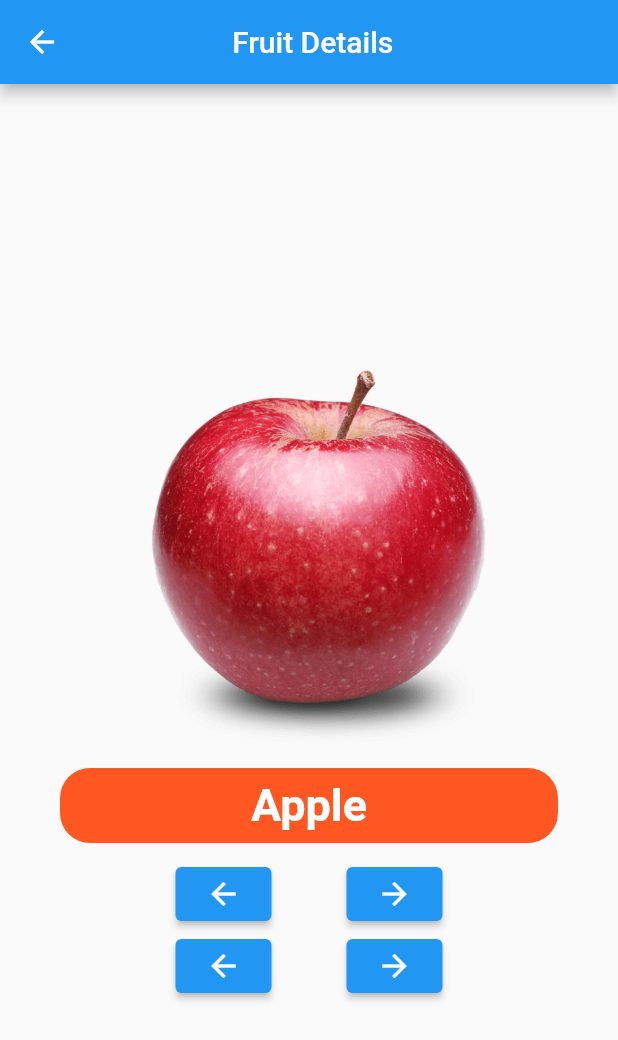
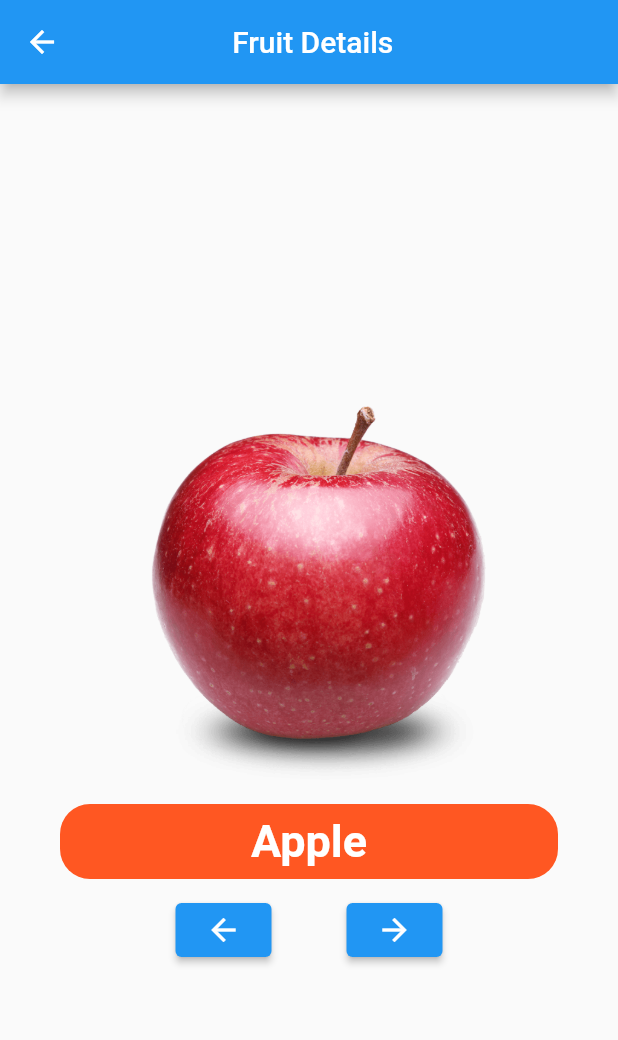
Before and after one commit to NasShihab/educationlight, a Flutter app: the screen it shows after launch, after a tap on "Apple", on a phone screen of 412 x 824 dp. Shown: the top 1040 px of the screen. Run offline on Flutter 3.47's test engine with Material 2 defaults, Android fonts, the phone set to English and light mode, and no system bars; our stand-ins replace google_fonts.

Commit message:
provider forward backward button ok

```diff
--- a/lib/englishAlphabet.dart
+++ b/lib/englishAlphabet.dart
@@ -1,4 +1,5 @@
 import 'dart:math';
+
 import 'package:educationlight/fruitDetails.dart';
 import 'package:educationlight/listItem.dart';
 import 'package:flutter/material.dart';
--- a/lib/fruitDetails.dart
+++ b/lib/fruitDetails.dart
@@ -1,3 +1,4 @@
+import 'package:educationlight/Provider/HomePageProvider.dart';
 import 'package:flutter/material.dart';
 import 'package:educationlight/listItem.dart';
 import 'package:provider/provider.dart';
@@ -11,12 +12,16 @@ class ffruitdetails extends StatelessWidget {
 
   @override
   Widget build(BuildContext context) {
+
     return Scaffold(
       appBar: AppBar(
         title: Text(' Fruit Details'),
         centerTitle: true,
       ),
-      body: SafeArea(
+      body: Consumer<HomePageProvider>(
+        builder: (context, provider, child) {
+
+          return SafeArea(
             child: Column(
               mainAxisAlignment: MainAxisAlignment.center,
               crossAxisAlignment: CrossAxisAlignment.stretch,
@@ -24,7 +29,7 @@ class ffruitdetails extends StatelessWidget {
                 Container(
                   height: 300,
                   width: double.infinity,
-              child: Image.asset(dat[index].image),
+                  child: Image.asset(dat[provider.indexq].image),
                 ),
                 Container(
                   margin: EdgeInsets.only(left: 40, right: 40),
@@ -36,7 +41,7 @@ class ffruitdetails extends StatelessWidget {
                   ),
                   child: Center(
                       child: Text(
-                dat[index].frname,
+                    dat[provider.indexq].frname,
                     style: TextStyle(
                         fontSize: 30,
                         fontWeight: FontWeight.bold,
@@ -46,15 +51,18 @@ class ffruitdetails extends StatelessWidget {
                 SizedBox(
                   height: 10,
                 ),
-            Consumer(builder: (context, provider, child) {
-              return Container(
+                Container(
                   margin: EdgeInsets.only(left: 10, right: 10),
                   child: Row(
                     mainAxisAlignment: MainAxisAlignment.center,
                     children: [
                       // 1st line buttonm
                       ElevatedButton(
+                        //backbutton
                         onPressed: () {
+                          if(provider.indexq != 0){
+                            provider.backWard(provider.indexq);
+                          }
                           // setState((){
                           //   if(widget.index != 0){
                           //     widget.index--;
@@ -68,39 +76,9 @@ class ffruitdetails extends StatelessWidget {
                       // 1st line buttonm
                       ElevatedButton(
                         onPressed: () {
-                        // setState((){
-                        //   if(widget.index != widget.dat.length-1){
-                        //     widget.index++;
-                        //   }
-                        // });
-                      },
-                      child: Icon(Icons.arrow_forward),
-                    ),
-                  ],
-                ),
-              );
-            }),
-            Container(
-              margin: EdgeInsets.only(left: 10, right: 10),
-              child: Row(
-                mainAxisAlignment: MainAxisAlignment.center,
-                children: [
-                  ElevatedButton(
-                    onPressed: () {
-                      // setState((){
-                      //   if(widget.index != 0){
-                      //     widget.index--;
-                      //   }
-                      // },
-                      // );
-                    },
-                    child: Icon(Icons.arrow_back),
-                  ),
-                  SizedBox(
-                    width: 50,
-                  ),
-                  ElevatedButton(
-                    onPressed: () {
+                          if(provider.indexq != dat.length-1){
+                            provider.forWard(provider.indexq);
+                          }
                           // setState((){
                           //   if(widget.index != widget.dat.length-1){
                           //     widget.index++;
@@ -114,6 +92,8 @@ class ffruitdetails extends StatelessWidget {
                 ),
               ],
             ),
+          );
+        },
       ),
     );
   }
--- a/lib/main.dart
+++ b/lib/main.dart
@@ -16,12 +16,10 @@ final style = TextStyle(fontSize: 50);
 
   @override
   Widget build(BuildContext context) {
-    return MaterialApp(
+    return ChangeNotifierProvider(create: (context) => HomePageProvider(),
+    child: MaterialApp(
       debugShowCheckedModeBanner: false,
-      home: ChangeNotifierProvider(
-        create: (context) => HomePageProvider(),
-        child: englishAlphabet(),
-      ),
-    );
+      home: englishAlphabet(),
+    ),);
   }
 }
```
Also changed, not shown: lib/Provider/HomePageProvider.dart (+15 -15 lines), 2 other files. Lines whose indentation alone changed are shown as unchanged.
